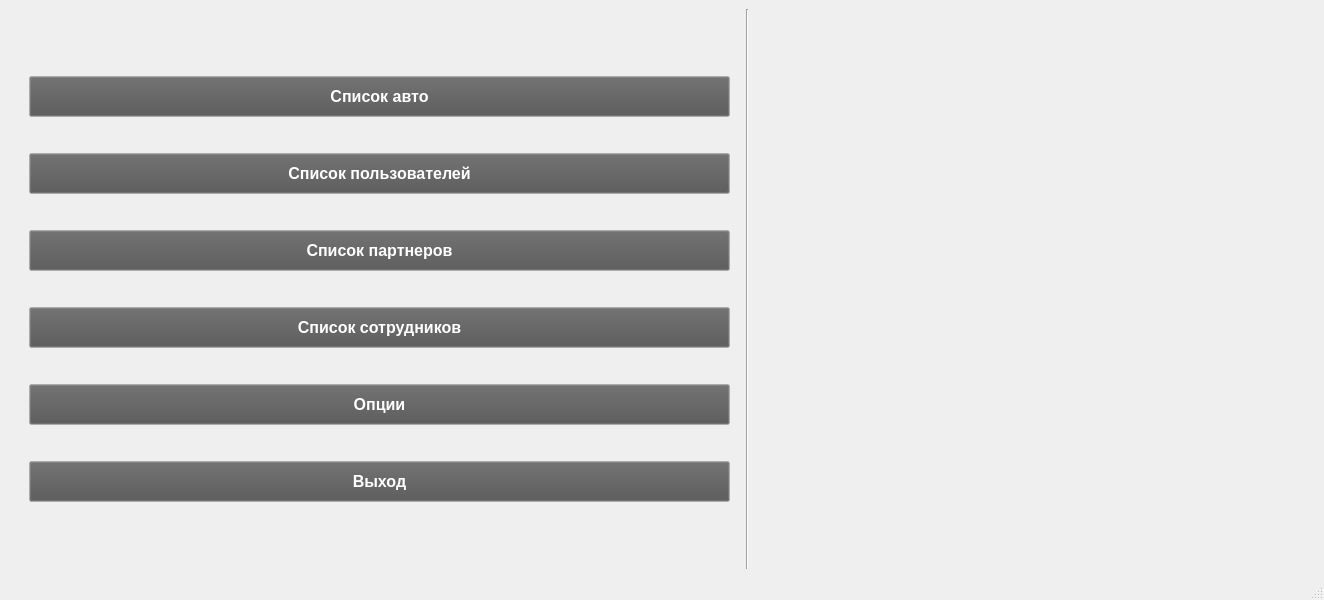
Before: the Qt Designer form mainwindow.ui in RocketBunny727/CarSharring, drawn with Qt 5.
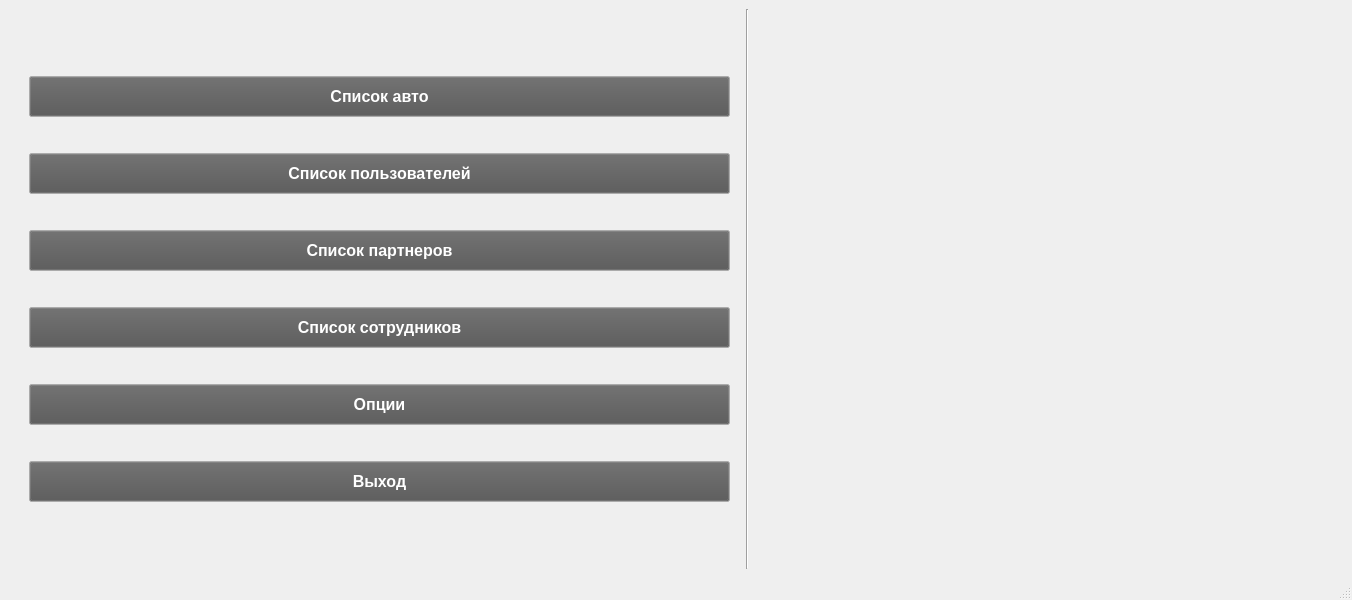
After: the same form once the commit is applied. Icons and pictures are not drawn.

Patch:
```diff
--- a/mainwindow.ui
+++ b/mainwindow.ui
@@ -6,7 +6,7 @@
    <rect>
     <x>0</x>
     <y>0</y>
-    <width>1312</width>
+    <width>1352</width>
     <height>600</height>
    </rect>
   </property>
@@ -18,7 +18,7 @@
     <item>
      <spacer name="horizontalSpacer_2">
       <property name="sizePolicy">
-       <sizepolicy hsizetype="Fixed" vsizetype="Fixed">
+       <sizepolicy hsizetype="Fixed" vsizetype="Minimum">
         <horstretch>0</horstretch>
         <verstretch>0</verstretch>
        </sizepolicy>
@@ -1400,7 +1400,7 @@
     <item>
      <spacer name="horizontalSpacer_3">
       <property name="sizePolicy">
-       <sizepolicy hsizetype="Fixed" vsizetype="Fixed">
+       <sizepolicy hsizetype="Fixed" vsizetype="Minimum">
         <horstretch>0</horstretch>
         <verstretch>0</verstretch>
        </sizepolicy>
```
Left out of the diff: 2 changed lines with no effect on the pictures.
